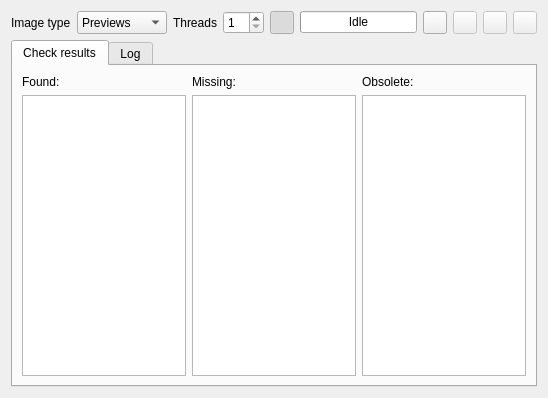
The window that imagechecker.ui (qmc2/qmc2-mame-fe) describes before a commit, drawn with Qt 5.
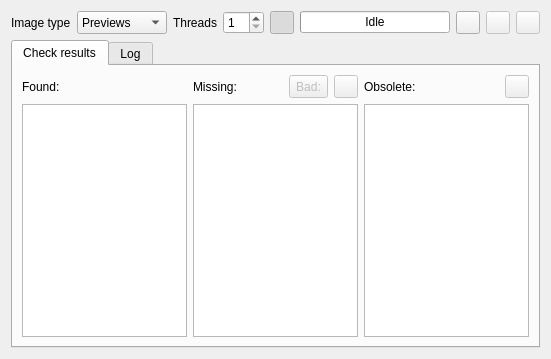
The same window after the commit. Icons and pictures are not drawn.

Commit message: new: image-checker: 'bad' image files (subset of the 'missing' ones) can now be filtered and removed by means of the GUI (so searching for bad image files in the log and manually removing them is no longer required)

Patch:
```diff
--- a/imagechecker.ui
+++ b/imagechecker.ui
@@ -6,8 +6,8 @@
    <rect>
     <x>0</x>
     <y>0</y>
-    <width>548</width>
-    <height>398</height>
+    <width>551</width>
+    <height>359</height>
    </rect>
   </property>
   <property name="windowTitle">
@@ -224,26 +224,6 @@
        </property>
       </widget>
      </item>
-     <item>
-      <widget class="QToolButton" name="toolButtonRemoveObsolete">
-       <property name="enabled">
-        <bool>false</bool>
-       </property>
-       <property name="sizePolicy">
-        <sizepolicy hsizetype="Fixed" vsizetype="Minimum">
-         <horstretch>0</horstretch>
-         <verstretch>0</verstretch>
-        </sizepolicy>
-       </property>
-       <property name="toolTip">
-        <string>Remove obsolete files</string>
-       </property>
-       <property name="icon">
-        <iconset resource="qmc2.qrc">
-         <normaloff>:/data/img/remove.png</normaloff>:/data/img/remove.png</iconset>
-       </property>
-      </widget>
-     </item>
     </layout>
    </item>
    <item row="1" column="0">
@@ -264,18 +244,64 @@
         </widget>
        </item>
        <item row="0" column="1">
-        <widget class="QLabel" name="labelMissing">
-         <property name="text">
-          <string>Missing:</string>
-         </property>
-        </widget>
-       </item>
-       <item row="0" column="2">
-        <widget class="QLabel" name="labelObsolete">
-         <property name="text">
-          <string>Obsolete:</string>
-         </property>
-        </widget>
+        <layout class="QHBoxLayout" name="horizontalLayout_2">
+         <item>
+          <widget class="QLabel" name="labelMissing">
+           <property name="text">
+            <string>Missing:</string>
+           </property>
+          </widget>
+         </item>
+         <item>
+          <widget class="QToolButton" name="toolButtonBad">
+           <property name="enabled">
+            <bool>false</bool>
+           </property>
+           <property name="sizePolicy">
+            <sizepolicy hsizetype="Fixed" vsizetype="Minimum">
+             <horstretch>0</horstretch>
+             <verstretch>0</verstretch>
+            </sizepolicy>
+           </property>
+           <property name="toolTip">
+            <string>Show only bad images</string>
+           </property>
+           <property name="text">
+            <string>Bad:</string>
+           </property>
+           <property name="icon">
+            <iconset resource="qmc2.qrc">
+             <normaloff>:/data/img/filter.png</normaloff>:/data/img/filter.png</iconset>
+           </property>
+           <property name="checkable">
+            <bool>true</bool>
+           </property>
+           <property name="toolButtonStyle">
+            <enum>Qt::ToolButtonTextBesideIcon</enum>
+           </property>
+          </widget>
+         </item>
+         <item>
+          <widget class="QToolButton" name="toolButtonRemoveBad">
+           <property name="enabled">
+            <bool>false</bool>
+           </property>
+           <property name="sizePolicy">
+            <sizepolicy hsizetype="Fixed" vsizetype="Minimum">
+             <horstretch>0</horstretch>
+             <verstretch>0</verstretch>
+            </sizepolicy>
+           </property>
+           <property name="toolTip">
+            <string>Remove bad image files</string>
+           </property>
+           <property name="icon">
+            <iconset resource="qmc2.qrc">
+             <normaloff>:/data/img/stop_browser.png</normaloff>:/data/img/stop_browser.png</iconset>
+           </property>
+          </widget>
+         </item>
+        </layout>
        </item>
        <item row="1" column="0">
         <widget class="QListWidget" name="listWidgetFound">
@@ -307,6 +333,37 @@
          </property>
         </widget>
        </item>
+       <item row="0" column="2">
+        <layout class="QHBoxLayout" name="horizontalLayout_3">
+         <item>
+          <widget class="QLabel" name="labelObsolete">
+           <property name="text">
+            <string>Obsolete:</string>
+           </property>
+          </widget>
+         </item>
+         <item>
+          <widget class="QToolButton" name="toolButtonRemoveObsolete">
+           <property name="enabled">
+            <bool>false</bool>
+           </property>
+           <property name="sizePolicy">
+            <sizepolicy hsizetype="Fixed" vsizetype="Minimum">
+             <horstretch>0</horstretch>
+             <verstretch>0</verstretch>
+            </sizepolicy>
+           </property>
+           <property name="toolTip">
+            <string>Remove obsolete files</string>
+           </property>
+           <property name="icon">
+            <iconset resource="qmc2.qrc">
+             <normaloff>:/data/img/remove.png</normaloff>:/data/img/remove.png</iconset>
+           </property>
+          </widget>
+         </item>
+        </layout>
+       </item>
       </layout>
      </widget>
      <widget class="QWidget" name="tabLog">
```
Left out of the diff: 4 changed lines with no effect on the pictures. The commit also changes 23 other files.
